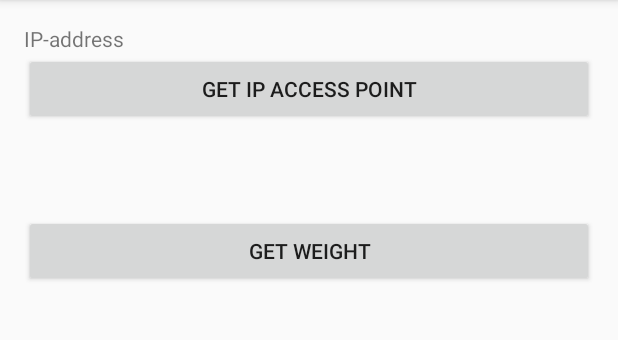
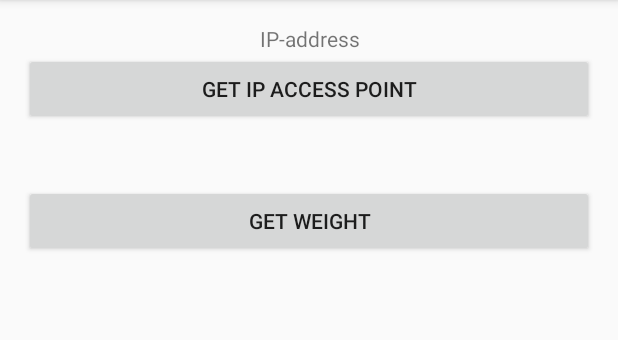
Before and after one commit to VasilenkoDenis/EasyScale, an Android app: the screen it shows after launch (MainActivity), on a phone screen of 412 x 824 dp, the part 84-424 px from its top. Run offline under Robolectric (Android 15) with nearby library versions, the phone set to English and light mode, and no system bars; our stand-ins replace Volley; libraries missing offline, so code that uses them is left out: org.apache.commons.

Commit message:
Corrects layout.

```diff
--- a/app/build.gradle
+++ b/app/build.gradle
@@ -17,6 +17,11 @@ android {
             proguardFiles getDefaultProguardFile('proguard-android.txt'), 'proguard-rules.pro'
         }
     }
+
+    packagingOptions{
+
+        exclude "META-INF/LICENSE"
+    }
 }
 
 dependencies {
--- a/app/src/main/res/layout/activity_main.xml
+++ b/app/src/main/res/layout/activity_main.xml
@@ -20,7 +20,7 @@
             android:id="@+id/tv1"
             android:layout_width="match_parent"
             android:layout_height="wrap_content"
-            android:layout_gravity="center_vertical"
+            android:gravity="center_horizontal"
             android:text="IP-address" />
 
         <Button
@@ -32,12 +32,13 @@
 
         <ScrollView
             android:layout_width="match_parent"
-            android:layout_height="60dp"
-            android:layout_gravity="center">
+            android:layout_height="40dp"
+            android:scrollbars="vertical">
             <TextView
                 android:id="@+id/tv2"
                 android:layout_width="match_parent"
-                android:layout_height="wrap_content"/>
+                android:layout_height="wrap_content"
+                android:gravity="center_horizontal"/>
 
         </ScrollView>
 
```
Also changed, not shown: 1 other file.
